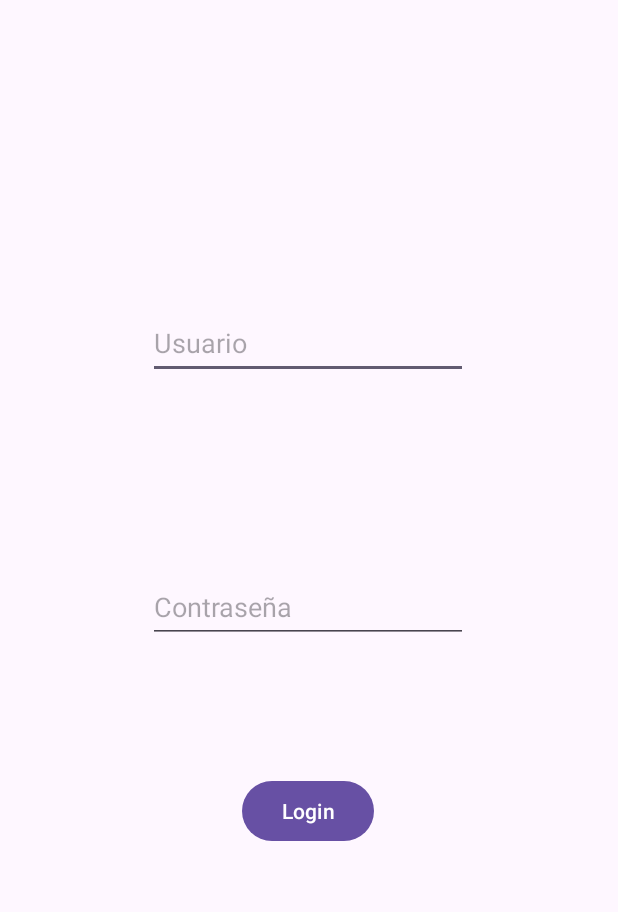
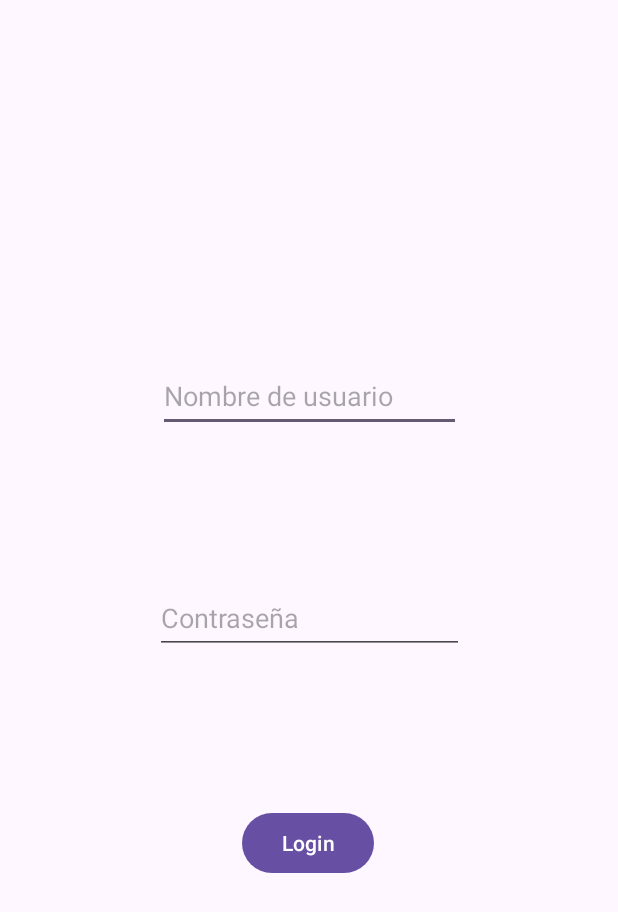
Before and after one commit to AlexBlancoRamos/MVVM, an Android app: the screen it shows after launch (MainActivity), on a phone screen of 412 x 824 dp. Shown: the top 912 px of the screen. Run offline under Robolectric (Android 15) with nearby library versions, the phone set to English and light mode, and no system bars; our stand-ins replace data binding.

Commit message:
Login Basic fet

```diff
--- /dev/null
+++ b/app/src/main/java/com/alexblanco/mvvm/ContraModel.kt
@@ -0,0 +1,4 @@
+package com.alexblanco.mvvm
+
+data class ContraModel(val user:String, val contra:String) {
+}
--- a/app/src/main/res/layout/fragment_login.xml
+++ b/app/src/main/res/layout/fragment_login.xml
@@ -7,47 +7,41 @@
         android:layout_height="match_parent"
         tools:context=".HomeFragment">
 
+        <EditText
+            android:id="@+id/usernameEditText"
+            android:layout_width="202dp"
+            android:layout_height="48dp"
+            android:hint="Nombre de usuario"
+            app:layout_constraintBottom_toBottomOf="parent"
+            app:layout_constraintEnd_toEndOf="parent"
+            app:layout_constraintStart_toStartOf="parent"
+            app:layout_constraintTop_toTopOf="parent"
+            app:layout_constraintVertical_bias="0.309" />
+
+        <EditText
+            android:id="@+id/passwordEditText"
+            android:layout_width="206dp"
+            android:layout_height="48dp"
+            android:layout_below="@id/usernameEditText"
+            android:hint="Contraseña"
+            android:inputType="textPassword"
+            app:layout_constraintBottom_toBottomOf="parent"
+            app:layout_constraintEnd_toEndOf="parent"
+            app:layout_constraintStart_toStartOf="parent"
+            app:layout_constraintTop_toTopOf="parent" />
+
         <Button
-            android:id="@+id/button"
+            android:id="@+id/loginButton"
             android:layout_width="wrap_content"
             android:layout_height="wrap_content"
+            android:layout_below="@id/passwordEditText"
             android:text="Login"
             app:layout_constraintBottom_toBottomOf="parent"
             app:layout_constraintEnd_toEndOf="parent"
             app:layout_constraintHorizontal_bias="0.498"
             app:layout_constraintStart_toStartOf="parent"
             app:layout_constraintTop_toTopOf="parent"
-            app:layout_constraintVertical_bias="0.666" />
-
-        <EditText
-            android:id="@+id/textUser"
-            android:layout_width="wrap_content"
-            android:layout_height="wrap_content"
-            android:layout_marginBottom="128dp"
-            android:ems="10"
-            android:inputType="text"
-            android:minHeight="48dp"
-            android:hint="Usuario"
-            app:layout_constraintBottom_toTopOf="@+id/textContra"
-            app:layout_constraintEnd_toEndOf="parent"
-            app:layout_constraintHorizontal_bias="0.497"
-            app:layout_constraintStart_toStartOf="parent"
-            app:layout_constraintTop_toTopOf="parent"
-            app:layout_constraintVertical_bias="1.0" />
-
-        <EditText
-            android:id="@+id/textContra"
-            android:layout_width="wrap_content"
-            android:layout_height="wrap_content"
-            android:layout_marginBottom="88dp"
-            android:ems="10"
-            android:inputType="text"
-            android:minHeight="48dp"
-            android:hint="Contraseña"
-            app:layout_constraintBottom_toTopOf="@+id/button"
-            app:layout_constraintEnd_toEndOf="parent"
-            app:layout_constraintHorizontal_bias="0.497"
-            app:layout_constraintStart_toStartOf="parent"/>
+            app:layout_constraintVertical_bias="0.693" />
 
     </androidx.constraintlayout.widget.ConstraintLayout>
 </layout>
```
Also changed, not shown: app/src/main/java/com/alexblanco/mvvm/ContraProvider.kt (added, +24 -0 lines), app/src/main/java/com/alexblanco/mvvm/LoginFragment.kt (+25 -2 lines).
